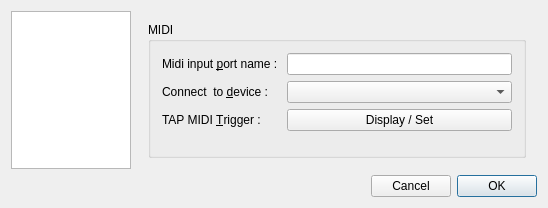
Before: the Qt Designer form src/gui/forms/settingsdialog.ui in deufrai/Qrest, drawn with Qt 5.
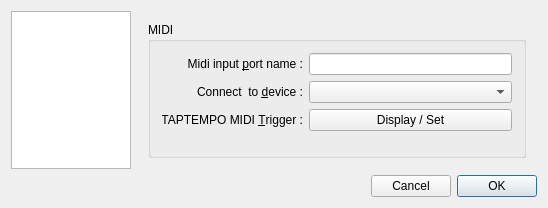
After: the same form once the commit is applied. The open tabs and pages were chosen to show the change. Icons and pictures are not drawn.

Commit message: [QREST-26]: fine tune settings & learn dialogs + FR translations IN PROGRESS-TAP button click triggered by MIDI events http://requests.wardsback.org/browse/QREST-26

Patch:
```diff
--- a/src/gui/forms/settingsdialog.ui
+++ b/src/gui/forms/settingsdialog.ui
@@ -112,7 +112,10 @@
                      <string>This name will be used by your system to identify qrest's MIDI input port</string>
                     </property>
                     <property name="text">
-                     <string>Midi input &amp;port name : </string>
+                     <string>Midi input &amp;port name :</string>
+                    </property>
+                    <property name="alignment">
+                     <set>Qt::AlignRight|Qt::AlignTrailing|Qt::AlignVCenter</set>
                     </property>
                     <property name="buddy">
                      <cstring>midiPortNameLineEdit</cstring>
@@ -122,7 +125,10 @@
                   <item>
                    <widget class="QLabel" name="connectDeviceLabel">
                     <property name="text">
-                     <string>Connect  to &amp;device : </string>
+                     <string>Connect  to &amp;device :</string>
+                    </property>
+                    <property name="alignment">
+                     <set>Qt::AlignRight|Qt::AlignTrailing|Qt::AlignVCenter</set>
                     </property>
                     <property name="buddy">
                      <cstring>devicesCombo</cstring>
@@ -132,7 +138,10 @@
                   <item>
                    <widget class="QLabel" name="label">
                     <property name="text">
-                     <string>TAP MIDI &amp;Trigger : </string>
+                     <string>TAPTEMPO MIDI &amp;Trigger :</string>
+                    </property>
+                    <property name="alignment">
+                     <set>Qt::AlignRight|Qt::AlignTrailing|Qt::AlignVCenter</set>
                     </property>
                     <property name="buddy">
                      <cstring>triggerButton</cstring>
```
Left out of the diff: 6 changed lines with no effect on the pictures. The commit also changes 5 other files.
